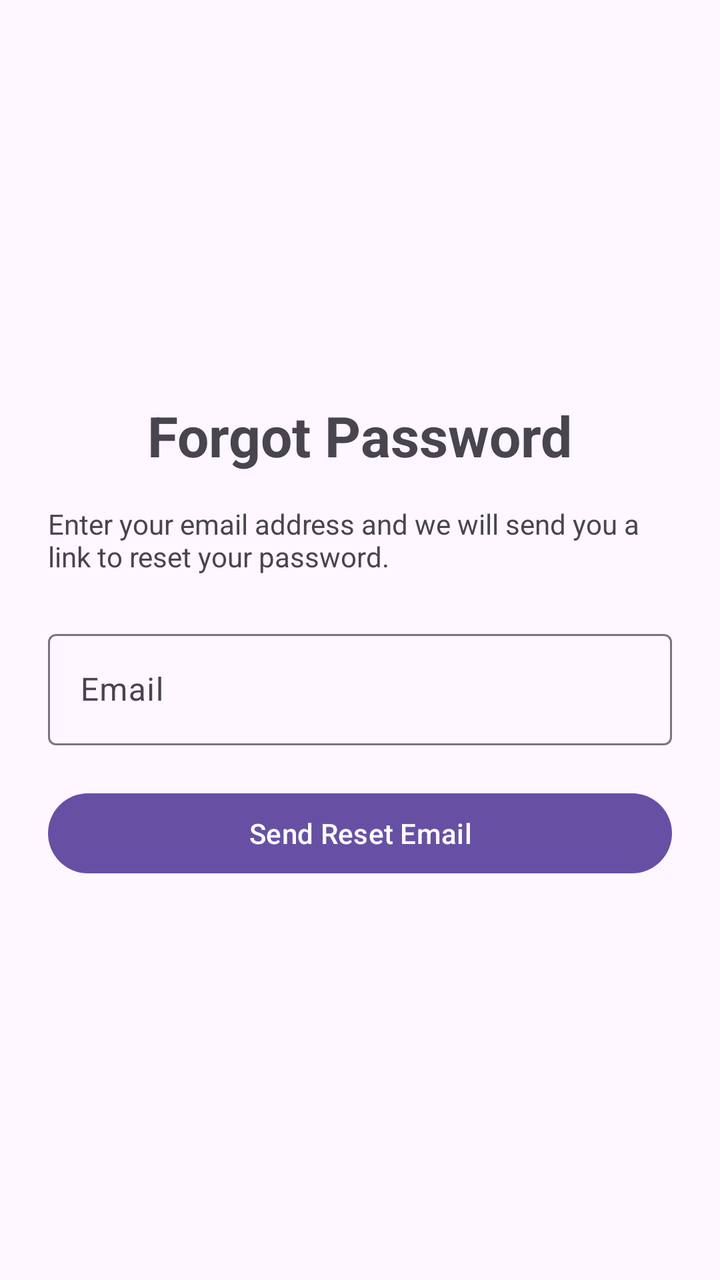
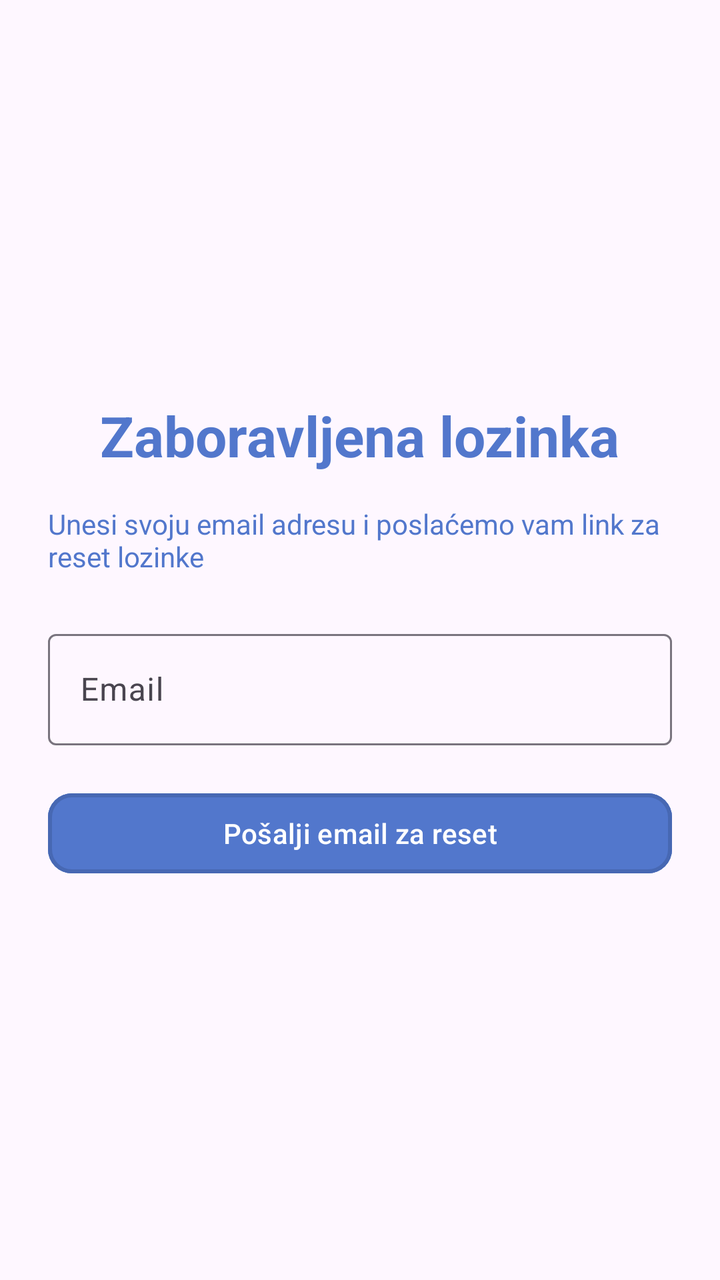

Before-and-after screenshots of an Android layout around one commit, followed by the original layout XML and the change that was made.
<!-- AndroidManifest.xml: application theme Theme.Slagalica -->
<!-- res/layout/activity_forgot_password.xml -->
<?xml version="1.0" encoding="utf-8"?>
<LinearLayout xmlns:android="http://schemas.android.com/apk/res/android"
    xmlns:app="http://schemas.android.com/apk/res-auto"
    android:id="@+id/forgot_password_root"
    android:layout_width="match_parent"
    android:layout_height="match_parent"
    android:gravity="center"
    android:orientation="vertical"
    android:padding="24dp">

    <TextView
        android:id="@+id/forgot_title"
        android:layout_width="wrap_content"
        android:layout_height="wrap_content"
        android:text="Forgot Password"
        android:textSize="28sp"
        android:textStyle="bold"
        android:layout_marginBottom="16dp" />

    <TextView
        android:id="@+id/forgot_subtitle"
        android:layout_width="match_parent"
        android:layout_height="wrap_content"
        android:text="Enter your email address and we will send you a link to reset your password."
        android:textSize="14sp"
        android:layout_marginBottom="24dp" />

    <com.google.android.material.textfield.TextInputLayout
        android:id="@+id/forgot_email_layout"
        android:layout_width="match_parent"
        android:layout_height="wrap_content"
        android:hint="Email">

        <com.google.android.material.textfield.TextInputEditText
            android:id="@+id/forgot_email"
            android:layout_width="match_parent"
            android:layout_height="wrap_content"
            android:inputType="textEmailAddress" />
    </com.google.android.material.textfield.TextInputLayout>

    <Button
        android:id="@+id/btn_send_reset"
        android:layout_width="match_parent"
        android:layout_height="wrap_content"
        android:text="Send Reset Email"
        android:layout_marginTop="20dp" />

</LinearLayout>
<!-- resources referenced by this layout -->
<resources>
  <style name="Theme.Slagalica" parent="Base.Theme.Slagalica" />
  <style name="Base.Theme.Slagalica" parent="Theme.Material3.DayNight.NoActionBar">
          
          
      </style>
</resources>

<!-- the commit's change to res/layout/activity_forgot_password.xml (unified diff, before → after) -->
@@ -12,7 +12,8 @@
         android:id="@+id/forgot_title"
         android:layout_width="wrap_content"
         android:layout_height="wrap_content"
-        android:text="Forgot Password"
+        android:text="Zaboravljena lozinka"
+        android:textColor="@color/button_default_color"
         android:textSize="28sp"
         android:textStyle="bold"
         android:layout_marginBottom="16dp" />
@@ -21,7 +22,8 @@
         android:id="@+id/forgot_subtitle"
         android:layout_width="match_parent"
         android:layout_height="wrap_content"
-        android:text="Enter your email address and we will send you a link to reset your password."
+        android:text="Unesi svoju email adresu i poslaćemo vam link za reset lozinke"
+        android:textColor="@color/button_default_color"
         android:textSize="14sp"
         android:layout_marginBottom="24dp" />
 
@@ -35,14 +37,25 @@
             android:id="@+id/forgot_email"
             android:layout_width="match_parent"
             android:layout_height="wrap_content"
-            android:inputType="textEmailAddress" />
+            android:inputType="textEmailAddress"
+            app:boxBackgroundMode="outline"
+            app:boxStrokeColor="@color/button_default_border"
+            app:hintTextColor="@color/button_default_border"
+            android:textColor="@color/white"/>
     </com.google.android.material.textfield.TextInputLayout>
 
-    <Button
+    <com.google.android.material.button.MaterialButton
         android:id="@+id/btn_send_reset"
         android:layout_width="match_parent"
         android:layout_height="wrap_content"
-        android:text="Send Reset Email"
-        android:layout_marginTop="20dp" />
+        android:text="Pošalji email za reset"
+        android:textColor="@color/white"
+        android:layout_marginTop="20dp"
+
+        android:backgroundTint="@color/button_default_color"
+        app:strokeColor="@color/button_default_border"
+        app:strokeWidth="2dp"
+        app:cornerRadius="12dp"
+        android:elevation="6dp"/>
 
 </LinearLayout>
<!-- resource entries referenced after the edit -->
@@ -1,5 +1,8 @@
 <!-- resources referenced by this layout -->
 <resources>
+  <color name="button_default_border">#4768B3</color>
+  <color name="button_default_color">#5277CC</color>
+  <color name="white">#FFFFFFFF</color>
   <style name="Theme.Slagalica" parent="Base.Theme.Slagalica" />
   <style name="Base.Theme.Slagalica" parent="Theme.Material3.DayNight.NoActionBar">
           
